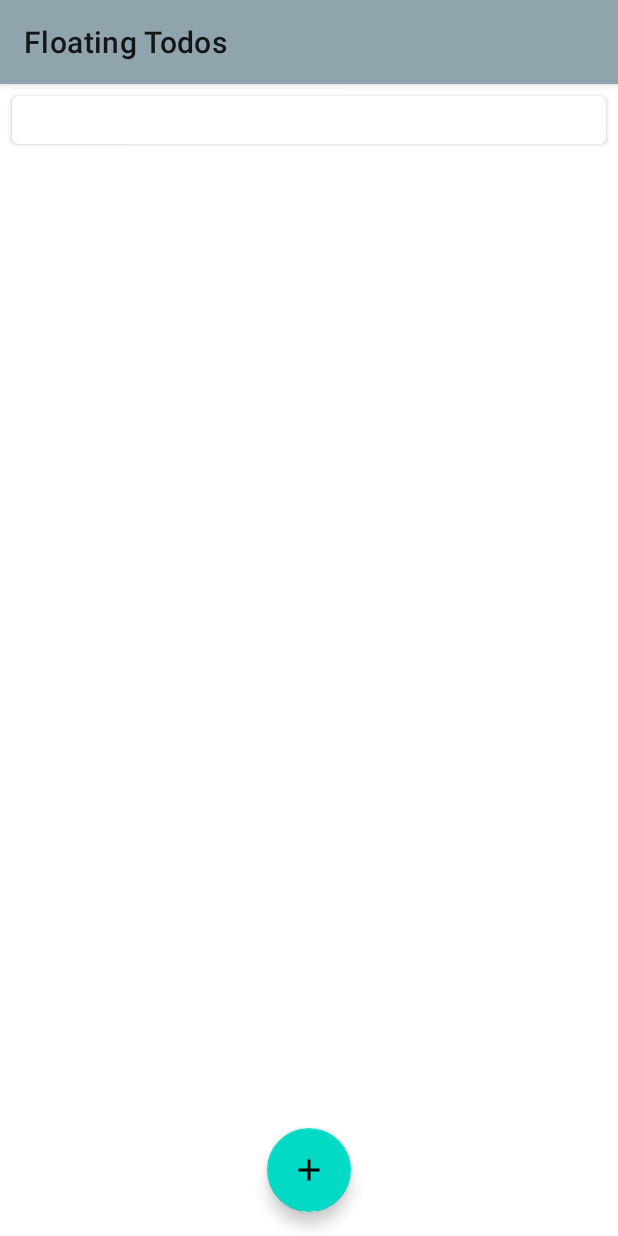
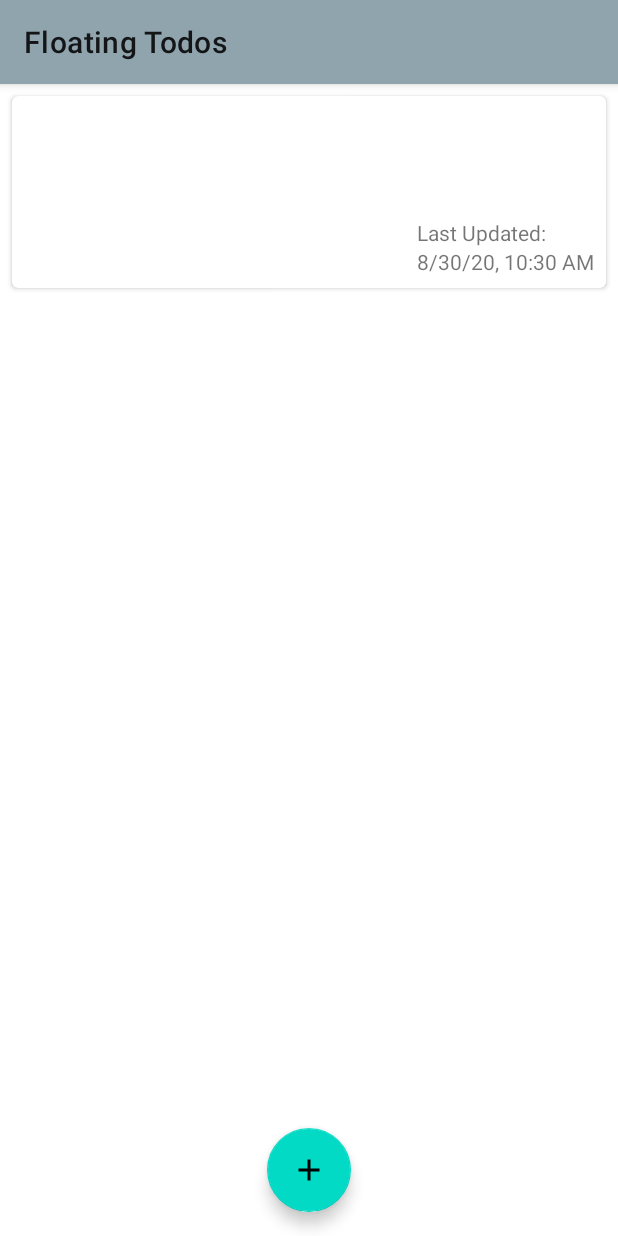
Before and after one commit to scottbisaillon/FloatingTodos, an Android app: the NewTodoFragment screen opened through its navigation route, after a tap on "SAVE", on a phone screen of 412 x 824 dp. Run offline under Robolectric (Android 15) with nearby library versions, the phone set to English and light mode, and no system bars; our stand-ins replace Room's generated code, data binding, navigation-ui.

Commit message:
Converted to java.time from java.util

```diff
--- a/app/src/main/java/com/scottbisaillon/floatingtodos/data/AppDatabase.kt
+++ b/app/src/main/java/com/scottbisaillon/floatingtodos/data/AppDatabase.kt
@@ -4,8 +4,10 @@ import android.content.Context
 import androidx.room.Database
 import androidx.room.Room
 import androidx.room.RoomDatabase
+import androidx.room.TypeConverters
 
 @Database(entities = [Todo::class], version = 1, exportSchema = false)
+@TypeConverters(Converters::class)
 abstract class AppDatabase : RoomDatabase() {
 
     abstract fun todoDao(): TodoDao
--- /dev/null
+++ b/app/src/main/java/com/scottbisaillon/floatingtodos/data/Converters.kt
@@ -0,0 +1,16 @@
+package com.scottbisaillon.floatingtodos.data
+
+import androidx.room.TypeConverter
+import java.time.Instant
+
+class Converters {
+    @TypeConverter
+    fun fromTimestamp(value: Long?) : Instant? {
+        return value?.let { Instant.ofEpochMilli(it) }
+    }
+
+    @TypeConverter
+    fun dateToTimestamp(date: Instant?) : Long? {
+        return date?.toEpochMilli()
+    }
+}
--- a/app/src/main/java/com/scottbisaillon/floatingtodos/data/Todo.kt
+++ b/app/src/main/java/com/scottbisaillon/floatingtodos/data/Todo.kt
@@ -3,13 +3,27 @@ package com.scottbisaillon.floatingtodos.data
 import androidx.room.ColumnInfo
 import androidx.room.Entity
 import androidx.room.PrimaryKey
+import java.time.Instant
+import java.time.ZoneId
+import java.time.format.DateTimeFormatter
+import java.time.format.FormatStyle
+import java.util.*
+
 
 @Entity(tableName = "todos")
 data class Todo(
-    @PrimaryKey @ColumnInfo (name = "id") var todoId: String,
-    @ColumnInfo(name = "title") val title: String
+    @PrimaryKey @ColumnInfo(name = "id") var todoId: String,
+    @ColumnInfo(name = "title") val title: String,
+    @ColumnInfo(name = "updatedAt") val updatedAt: Instant
 ) {
+    fun formattedTimeString(): String {
+        val formatter: DateTimeFormatter = DateTimeFormatter.ofLocalizedDateTime(FormatStyle.SHORT)
+            .withLocale(Locale.US)
+            .withZone(ZoneId.systemDefault())
+        return formatter.format(updatedAt)
+    }
+
     override fun toString(): String {
-        return "Todo(todoId='$todoId', title='$title')"
+        return "Todo(todoId='$todoId', title='$title', updatedAt=$updatedAt)"
     }
 }
--- a/app/src/main/java/com/scottbisaillon/floatingtodos/ui/detail/TodoDetailsFragment.kt
+++ b/app/src/main/java/com/scottbisaillon/floatingtodos/ui/detail/TodoDetailsFragment.kt
@@ -29,7 +29,6 @@ class TodoDetailsFragment : BaseFragment() {
         InjectorUtils.provideTodoDetailsViewModelFactory(requireActivity(), args.todoId)
     }
 
-
     override fun onCreate(savedInstanceState: Bundle?) {
         super.onCreate(savedInstanceState)
 
@@ -50,11 +49,14 @@ class TodoDetailsFragment : BaseFragment() {
             viewModel = todoDetailsViewModel
             lifecycleOwner = viewLifecycleOwner
 
+            todoTitle.clearFocus()
+
             // TODO: Add a text watcher to determine if any data has changed
             todoTitle.setOnEditorActionListener { view, i, _ ->
                 when (i) {
                     EditorInfo.IME_ACTION_DONE -> {
                         todoDetailsViewModel.updateTodo(view.text.toString())
+                        todoTitle.clearFocus()
                     }
                 }
                 hideKeyboard()
--- a/app/src/main/java/com/scottbisaillon/floatingtodos/ui/detail/TodoDetailsViewModel.kt
+++ b/app/src/main/java/com/scottbisaillon/floatingtodos/ui/detail/TodoDetailsViewModel.kt
@@ -6,6 +6,8 @@ import com.scottbisaillon.floatingtodos.data.Todo
 import com.scottbisaillon.floatingtodos.data.TodoRepository
 import kotlinx.coroutines.Dispatchers
 import kotlinx.coroutines.launch
+import java.time.Instant
+import java.util.Date
 
 class TodoDetailsViewModel(private val todoRepository: TodoRepository, todoId: String) : ViewModel() {
     val todo = todoRepository.getTodo(todoId)
@@ -13,7 +15,7 @@ class TodoDetailsViewModel(private val todoRepository: TodoRepository, todoId: S
     fun updateTodo(newTitle: String) = viewModelScope.launch(Dispatchers.IO) {
         todo.value?.let {
             if (it.title != newTitle) {
-                todoRepository.updateTodo(Todo(todoId = it.todoId, title = newTitle))
+                todoRepository.updateTodo(Todo(todoId = it.todoId, title = newTitle, updatedAt = Instant.now()))
             }
         }
     }
--- a/app/src/main/java/com/scottbisaillon/floatingtodos/ui/new/NewTodoFragment.kt
+++ b/app/src/main/java/com/scottbisaillon/floatingtodos/ui/new/NewTodoFragment.kt
@@ -13,6 +13,7 @@ import com.scottbisaillon.floatingtodos.R
 import com.scottbisaillon.floatingtodos.data.Todo
 import com.scottbisaillon.floatingtodos.extensions.hideKeyboard
 import com.scottbisaillon.floatingtodos.ui.BaseFragment
+import java.time.Instant
 import java.util.*
 
 class NewTodoFragment : BaseFragment() {
@@ -33,7 +34,8 @@ class NewTodoFragment : BaseFragment() {
             viewModel.insertTodo(
                 Todo(
                     todoId = UUID.randomUUID().toString(),
-                    title = etTodoTitle.text.toString()
+                    title = etTodoTitle.text.toString(),
+                    updatedAt = Instant.now()
                 )
             )
             Navigation.findNavController(it).popBackStack()
--- a/app/src/main/res/layout/todo_details_fragment.xml
+++ b/app/src/main/res/layout/todo_details_fragment.xml
@@ -33,6 +33,7 @@
                 android:layout_height="wrap_content"
                 android:imeOptions="actionDone"
                 android:singleLine="true"
+                android:inputType="textCapWords"
                 android:hint="Title"
                 android:text="@{viewModel.todo.title}" />
         </com.google.android.material.textfield.TextInputLayout>
--- a/app/src/main/res/layout/todo_list_item.xml
+++ b/app/src/main/res/layout/todo_list_item.xml
@@ -18,16 +18,18 @@
 
     <androidx.cardview.widget.CardView
         android:layout_width="match_parent"
-        android:layout_height="32dp"
+        android:layout_height="wrap_content"
         app:cardCornerRadius="4dp"
         android:layout_margin="8dp"
+        android:minHeight="128dp"
         >
 
         <androidx.constraintlayout.widget.ConstraintLayout
-
             android:id="@+id/layout"
             android:layout_width="match_parent"
             android:layout_height="wrap_content"
+            android:background="?attr/selectableItemBackground"
+            android:minHeight="128dp"
             android:onClick="@{clickListener}">
 
             <TextView
@@ -38,14 +40,36 @@
                 android:layout_marginTop="8dp"
                 android:layout_marginBottom="8dp"
                 android:text="@{todo.title}"
+                android:textSize="20sp"
                 app:layout_constraintBottom_toBottomOf="parent"
                 app:layout_constraintEnd_toEndOf="parent"
                 app:layout_constraintHorizontal_bias="0.0"
                 app:layout_constraintStart_toStartOf="parent"
                 app:layout_constraintTop_toTopOf="parent"
-                app:layout_constraintVertical_bias="1.0" />
+                app:layout_constraintVertical_bias="0.0"
+                tools:text="Toto Title" />
+
+            <TextView
+                android:id="@+id/updated_at_label"
+                android:layout_width="wrap_content"
+                android:layout_height="wrap_content"
+                android:text="Last Updated:"
+                app:layout_constraintBottom_toTopOf="@+id/todo_updated_at"
+                app:layout_constraintStart_toStartOf="@+id/todo_updated_at" />
+
+            <TextView
+                android:id="@+id/todo_updated_at"
+                android:layout_width="wrap_content"
+                android:layout_height="wrap_content"
+                android:layout_marginEnd="8dp"
+                android:layout_marginBottom="8dp"
+                android:text="@{todo.formattedTimeString()}"
+                tools:text="8/30/20, 5:20 PM"
+                app:layout_constraintBottom_toBottomOf="parent"
+                app:layout_constraintEnd_toEndOf="parent" />
 
         </androidx.constraintlayout.widget.ConstraintLayout>
+
     </androidx.cardview.widget.CardView>
 
 </layout>
--- a/build.gradle
+++ b/build.gradle
@@ -1,7 +1,7 @@
 // Top-level build file where you can add configuration options common to all sub-projects/modules.
 buildscript {
     ext {
-        kotlin_version = "1.3.72"
+        kotlin_version = "1.4.0"
         navigationVersion = '2.2.0'
     }
 
```
Also changed, not shown: app/build.gradle (+15 -7 lines).
